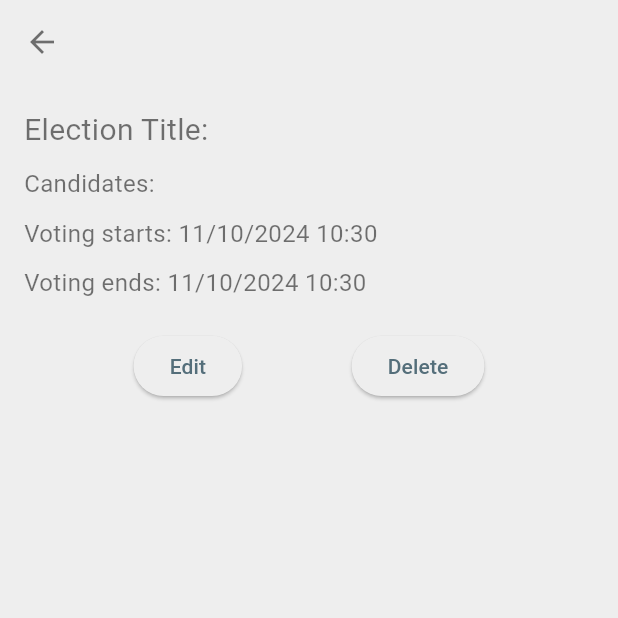
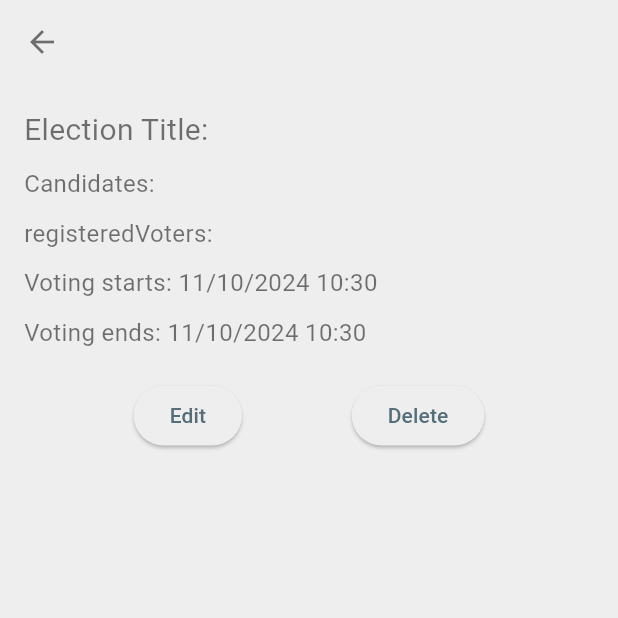
Before and after one commit to Atinuke-Manuels/Easy_Vote, a Flutter app: the ElectionDetailsScreen screen opened directly with empty values, on a phone screen of 412 x 824 dp, the top half of it. Run offline on Flutter 3.47's test engine with Material 3 defaults, Android fonts, the phone set to English and light mode, and no system bars; our stand-ins replace cloud_firestore, firebase_auth, firebase_core, fl_chart; accounts and stored records are empty.

Commit message:
feat: Add registered voters list

```diff
--- a/lib/screens/admin/election_details_screen.dart
+++ b/lib/screens/admin/election_details_screen.dart
@@ -59,6 +59,8 @@ class ElectionDetailsScreen extends StatelessWidget {
             SizedBox(height: 10),
             Text('Candidates: ${election.candidates.join(', ')}', style: TextStyle(fontSize: 16)),
             SizedBox(height: 10),
+            Text('registeredVoters: ${election.registeredVoters.join(', ')}', style: TextStyle(fontSize: 16)),
+            SizedBox(height: 10),
             Text('Voting starts: ${DateFormat('dd/MM/yyyy HH:mm').format(election.startDate)}', style: TextStyle(fontSize: 16)),
             const SizedBox(height: 10),
             Text('Voting ends: ${DateFormat('dd/MM/yyyy HH:mm').format(election.endDate)}', style: TextStyle(fontSize: 16)),
--- a/lib/screens/voter/update_elections_screen.dart
+++ b/lib/screens/voter/update_elections_screen.dart
@@ -29,8 +29,7 @@ class _UpdateElectionScreenState extends State<UpdateElectionScreen> {
   void initState() {
     super.initState();
     _titleController = TextEditingController(text: widget.election.title);
-    _candidatesController =
-        TextEditingController(text: widget.election.candidates.join(', '));
+    _candidatesController = TextEditingController(text: widget.election.candidates.join(', '));
     _startDate = widget.election.startDate;
     _endDate = widget.election.endDate;
 
@@ -39,7 +38,13 @@ class _UpdateElectionScreenState extends State<UpdateElectionScreen> {
         text: DateFormat('dd/MM/yyyy HH:mm').format(_startDate!));
     _endDateController = TextEditingController(
         text: DateFormat('dd/MM/yyyy HH:mm').format(_endDate!));
+
+    // Initialize voter IDs controller
+    _voterIdsController = TextEditingController(
+      text: widget.election.registeredVoters.join(', '),
+    ); // Ensure existing voter IDs are loaded if they exist
   }
+
 
   @override
   void dispose() {
--- a/lib/services/firebase_service.dart
+++ b/lib/services/firebase_service.dart
@@ -111,6 +111,7 @@ class FirebaseService {
       await _db.collection('Elections').doc(election.id).update({
         'title': election.title,
         'candidates': election.candidates,
+        'registeredVoters': election.registeredVoters,
         'startDate': Timestamp.fromDate(election.startDate),
         'endDate': Timestamp.fromDate(election.endDate),
       });
```
